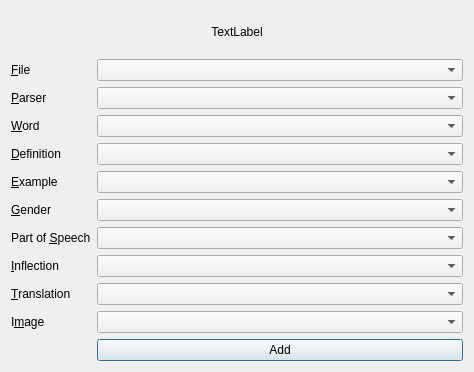
First picture: the form in designer/main.ui, repository abdnh/anki-zim-reader, before the edit.
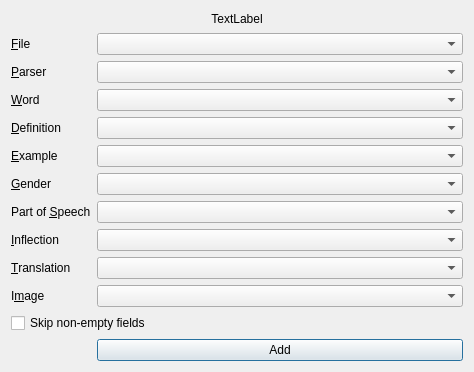
Second picture: the form after the edit.

Commit message:
Add option to skip non-empty fields
Closes #8

What changed in the file:
```diff
--- a/designer/main.ui
+++ b/designer/main.ui
@@ -26,7 +26,7 @@
    </item>
    <item>
     <layout class="QFormLayout" name="formLayout">
-     <item row="10" column="1">
+     <item row="11" column="1">
       <widget class="QPushButton" name="addButton">
        <property name="text">
         <string>Add</string>
@@ -163,6 +163,13 @@
      <item row="9" column="1">
       <widget class="QComboBox" name="imageFieldComboBox"/>
      </item>
+     <item row="10" column="0" colspan="2">
+      <widget class="QCheckBox" name="skipNonEmptyCheckBox">
+       <property name="text">
+        <string>Skip non-empty fields</string>
+       </property>
+      </widget>
+     </item>
     </layout>
    </item>
   </layout>
```
The commit also changes 3 other files.
